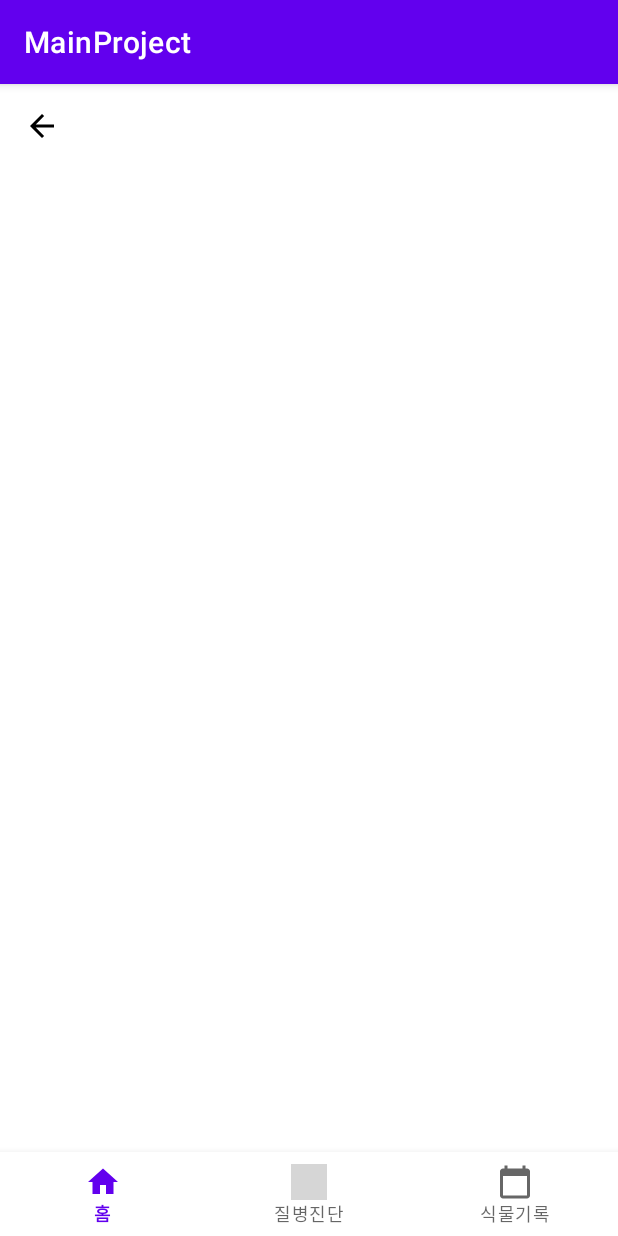
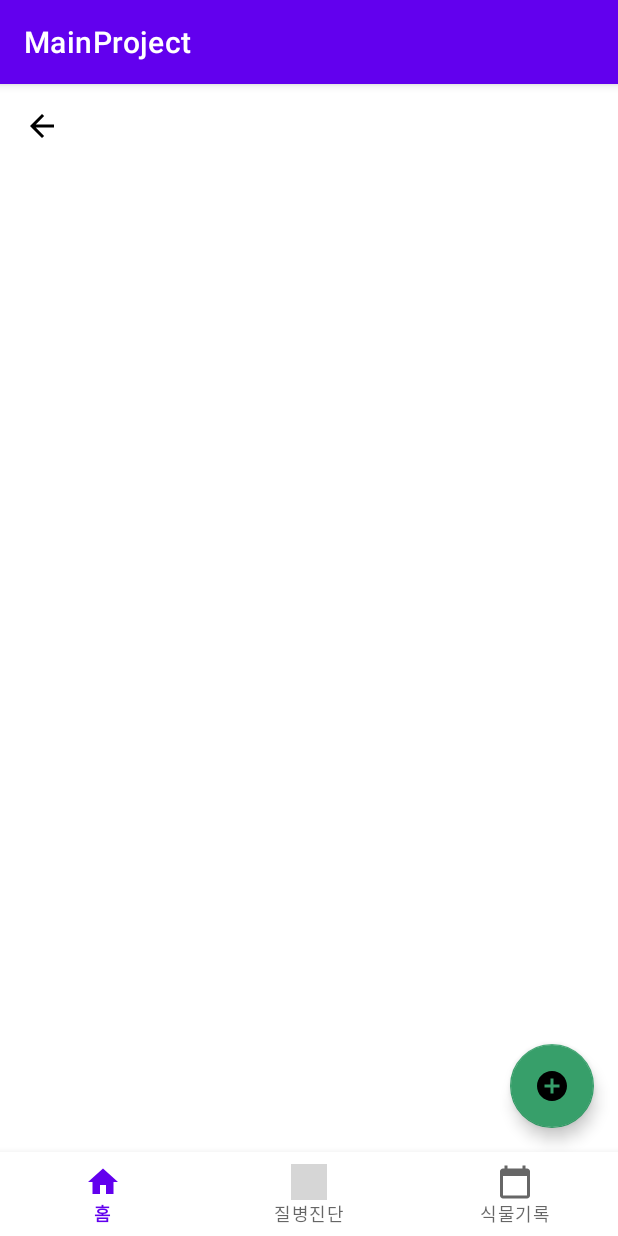
Before and after one commit to ProgFriends/MainProject, an Android app: the CalenderDetailActivity screen opened directly, with no data from a screen before it, on a phone screen of 412 x 824 dp. Run offline under Robolectric (Android 15) with nearby library versions, the phone set to English and light mode, and no system bars; grey boxes are pictures that could not be loaded.

Commit message:
달력_detail, 기록 추가 페이지 달력_detail : recyclerView 리스트 추가해야됨 기록 추가 : 애칭 select box 리스트 추가해야됨 사진 등록하기 연결 해야됨

```diff
--- /dev/null
+++ b/app/src/main/java/com/prog/mainproject/CalenderAdapter.kt
@@ -0,0 +1,6 @@
+package com.prog.mainproject
+
+
+class CalenderAdapter  {
+
+}
--- a/app/src/main/java/com/prog/mainproject/CalenderDetailActivity.kt
+++ b/app/src/main/java/com/prog/mainproject/CalenderDetailActivity.kt
@@ -7,6 +7,7 @@ import android.widget.ImageView
 import android.widget.TextView
 import androidx.appcompat.app.AppCompatActivity
 import com.google.android.material.bottomnavigation.BottomNavigationView
+import com.google.android.material.floatingactionbutton.FloatingActionButton
 
 class CalenderDetailActivity : AppCompatActivity() {
     override fun onCreate(savedInstanceState: Bundle?) {
@@ -43,5 +44,14 @@ class CalenderDetailActivity : AppCompatActivity() {
 
         val textView5 = findViewById<TextView>(R.id.textView5)
         textView5.text = selectedDate
+
+        val fab = findViewById<FloatingActionButton>(R.id.fab)
+        fab.setOnClickListener {
+            val intent = Intent(this@CalenderDetailActivity, CalenderAddActivity::class.java)
+            intent.putExtra("selectedDate", selectedDate)
+            startActivity(intent)
+        }
+
+
     }
 }
--- a/app/src/main/java/com/prog/mainproject/RegisterInformationActivity.kt
+++ b/app/src/main/java/com/prog/mainproject/RegisterInformationActivity.kt
@@ -1,10 +1,8 @@
 package com.prog.mainproject
 
-import android.content.Intent
 import androidx.appcompat.app.AppCompatActivity
 import android.os.Bundle
 import android.view.View
-import android.widget.Button
 import android.widget.ImageView
 
 class RegisterInformationActivityActivity : AppCompatActivity() {
--- /dev/null
+++ b/app/src/main/res/drawable/ic_baseline_add_circle_24.xml
@@ -0,0 +1,6 @@
+<vector android:height="24dp" android:tint="@color/green"
+    android:viewportHeight="24" android:viewportWidth="24"
+    android:width="24dp" xmlns:android="http://schemas.android.com/apk/res/android">
+    <path android:fillColor="@android:color/white"
+        android:pathData="M12,2C6.48,2 2,6.48 2,12s4.48,10 10,10 10,-4.48 10,-10S17.52,2 12,2zM17,13h-4v4h-2v-4L7,13v-2h4L11,7h2v4h4v2z"/>
+</vector>
--- a/app/src/main/res/layout/activity_calender_detail.xml
+++ b/app/src/main/res/layout/activity_calender_detail.xml
@@ -45,5 +45,29 @@
         app:menu="@menu/bottom_nav_menu"
         app:itemBackground="@android:color/white" />
 
+    <androidx.recyclerview.widget.RecyclerView
+        android:id="@+id/recyclerView2"
+        android:layout_width="372dp"
+        android:layout_height="499dp"
+        android:layout_marginStart="16dp"
+        android:layout_marginEnd="16dp"
+        android:layout_marginBottom="1dp"
+        app:layout_constraintBottom_toTopOf="@+id/fab"
+        app:layout_constraintEnd_toEndOf="parent"
+        app:layout_constraintStart_toStartOf="parent" />
+
+    <com.google.android.material.floatingactionbutton.FloatingActionButton
+        android:id="@+id/fab"
+        android:layout_width="wrap_content"
+        android:layout_height="wrap_content"
+        android:layout_gravity="end|bottom"
+        android:layout_margin="16dp"
+        android:layout_marginEnd="15dp"
+        android:layout_marginBottom="15dp"
+        android:src="@drawable/ic_baseline_add_circle_24"
+        app:backgroundTint="#379F6A"
+        app:layout_constraintBottom_toTopOf="@+id/bottomNavigationView"
+        app:layout_constraintEnd_toEndOf="parent" />
+
 
 </androidx.constraintlayout.widget.ConstraintLayout>
```
Also changed, not shown: app/src/main/AndroidManifest.xml (+11 -0 lines), app/src/main/java/com/prog/mainproject/CalenderAddActivity.kt (added, +88 -0 lines), app/src/main/res/layout/activity_calender_add.xml (added, +145 -0 lines), app/src/main/res/layout/item_calender.xml (added, +37 -0 lines), app/src/main/res/layout/activity_register_information.xml (line endings or trailing spaces).
